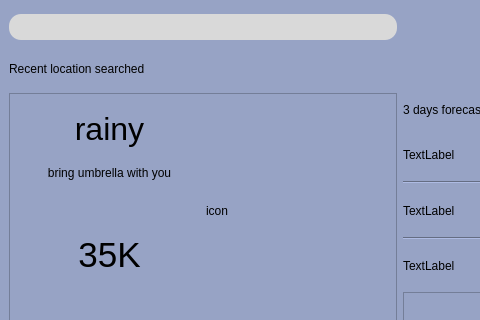
This is mainwindow.ui in Aalok376/SkyScout as Qt 5 draws it before an edit; both pictures show x 0 to 480 and y 0 to 320 of the 800 by 600 pixel window. The edited form follows.
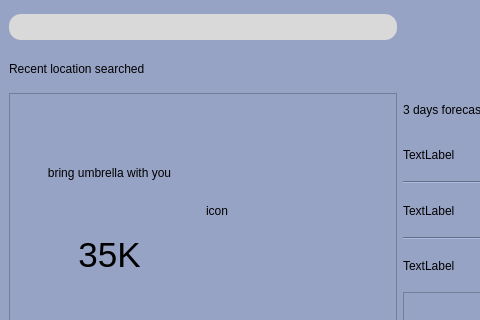
This is the edited form.

What changed in the file:
```diff
--- a/mainwindow.ui
+++ b/mainwindow.ui
@@ -125,7 +125,7 @@
                   <string notr="true">color:black;</string>
                  </property>
                  <property name="text">
-                  <string>rainy</string>
+                  <string/>
                  </property>
                  <property name="alignment">
                   <set>Qt::AlignCenter</set>
```
